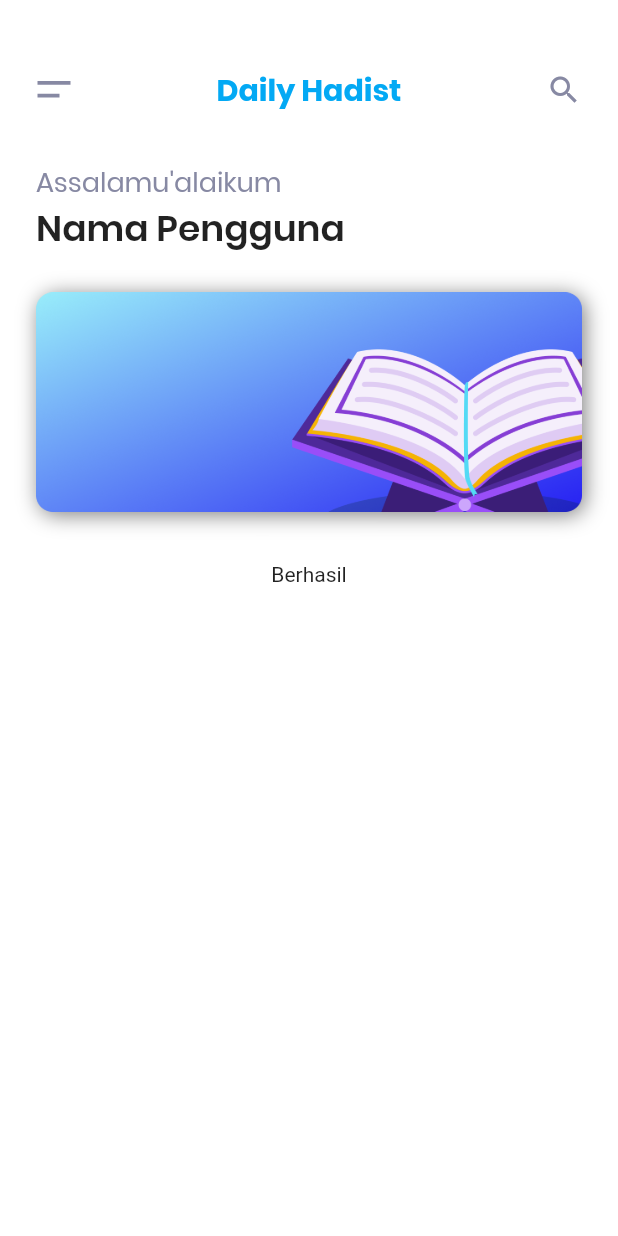
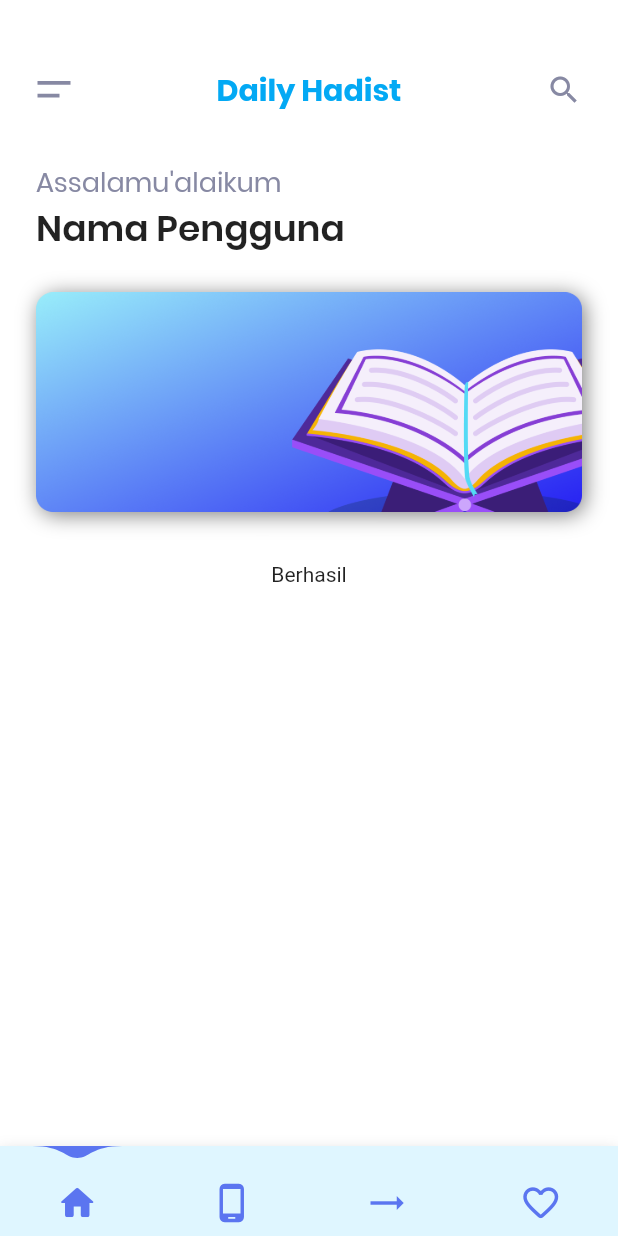
Before and after one commit to krisnachy/project_hadits, a Flutter app: the screen it shows after launch, on a phone screen of 412 x 824 dp. Run offline on Flutter 3.47's test engine with Material 2 defaults, Android fonts, the phone set to English and light mode, and no system bars; drawn by our look-alikes of simple_shadow, water_drop_nav_bar; our stand-ins replace flutter_svg, lottie; missing offline and left inert: dart:ffi.

Commit message:
update layout

```diff
--- a/lib/utils/color_helper.dart
+++ b/lib/utils/color_helper.dart
@@ -2,5 +2,8 @@ import 'package:flutter/material.dart';
 
 class ColorHelper {
   static const mainColor = Color.fromRGBO(223, 246, 255, 1);
+  static const secondaryColor = Color(0xff79DAE8);
+  static const thirdColor = Color(0xff0AA1DD);
+  static const mainDark = Color(0xff2155CD);
   static const greyColor = Color(0xff8789A3);
 }
--- /dev/null
+++ b/lib/utils/navbar.dart
@@ -0,0 +1,83 @@
+import 'package:flutter/material.dart';
+import 'package:project_hadith/utils/color_helper.dart';
+import 'package:project_hadith/view/pages/home/home_page.dart';
+import 'package:water_drop_nav_bar/water_drop_nav_bar.dart';
+
+class BottomNavigation extends StatefulWidget {
+  BottomNavigation({Key? key}) : super(key: key);
+
+  @override
+  State<BottomNavigation> createState() => _BottomNavigationState();
+}
+
+class _BottomNavigationState extends State<BottomNavigation> {
+  final Color navBarColor = ColorHelper.mainColor;
+  int selectedIndex = 0;
+  late PageController pageController;
+
+  @override
+  void initState() {
+    super.initState();
+    pageController = PageController(initialPage: selectedIndex);
+  }
+
+  @override
+  Widget build(BuildContext context) {
+    return Scaffold(
+      body: PageView(
+        physics: const NeverScrollableScrollPhysics(),
+        controller: pageController,
+        children: [
+          HomePage(),
+          Container(
+            alignment: Alignment.center,
+            child: Text("Page 2"),
+          ),
+          Container(
+            alignment: Alignment.center,
+            child: Text("Page 3"),
+          ),
+          Container(
+            alignment: Alignment.center,
+            child: Text("Page 4"),
+          ),
+        ],
+      ),
+      bottomNavigationBar: DecoratedBox(
+        decoration: BoxDecoration(boxShadow: [
+          BoxShadow(
+              color: Colors.black.withOpacity(0.2),
+              offset: Offset(0, 4),
+              blurRadius: 8.0)
+        ]),
+        child: WaterDropNavBar(
+            backgroundColor: navBarColor,
+            barItems: <BarItem>[
+              BarItem(
+                filledIcon: Icons.home_rounded,
+                outlinedIcon: Icons.home_outlined,
+              ),
+              BarItem(
+                  filledIcon: Icons.phone_android_rounded,
+                  outlinedIcon: Icons.phone_android_outlined),
+              BarItem(
+                filledIcon: Icons.trending_flat_rounded,
+                outlinedIcon: Icons.trending_flat_outlined,
+              ),
+              BarItem(
+                  filledIcon: Icons.favorite_rounded,
+                  outlinedIcon: Icons.favorite_border_rounded),
+            ],
+            selectedIndex: selectedIndex,
+            onItemSelected: (int index) {
+              setState(() {
+                selectedIndex = index;
+              });
+              pageController.animateToPage(selectedIndex,
+                  duration: const Duration(milliseconds: 400),
+                  curve: Curves.easeOutQuad);
+            }),
+      ),
+    );
+  }
+}
--- a/lib/view/splashscreen/splashscreen.dart
+++ b/lib/view/splashscreen/splashscreen.dart
@@ -3,6 +3,7 @@ import 'dart:async';
 import 'package:lottie/lottie.dart';
 import 'package:project_hadith/constant/sdp.dart';
 import 'package:project_hadith/utils/color_helper.dart';
+import 'package:project_hadith/utils/navbar.dart';
 
 import 'package:project_hadith/view/pages/home/home_page.dart';
 
@@ -36,7 +37,7 @@ class _SplashScreenState extends State<SplashScreen> {
 
   void navigationPage() {
     Navigator.pushReplacement(context,
-        MaterialPageRoute(builder: (BuildContext context) => HomePage()));
+        MaterialPageRoute(builder: (BuildContext context) => BottomNavigation()));
   }
 
   @override
@@ -72,9 +73,9 @@ class _SplashScreenState extends State<SplashScreen> {
                               alignment: Alignment.center,
                               child: Lottie.asset('assets/splashscreen.json')),
                           Positioned(
-                            bottom: -25,
+                            bottom: -17,
                             child: Container(
-                              height: SDP.sdp(50),
+                              height: SDP.sdp(30),
                               width: SDP.sdp(155),
                               child: ClipRRect(
                                 borderRadius: BorderRadius.all(
```
Also changed, not shown: assets/navbar/ic_fourth.svg (added), assets/navbar/ic_fourth_outlined.svg (added), assets/navbar/ic_home.svg (added), assets/navbar/ic_home_outlined.svg (added), assets/navbar/ic_save.svg (added), assets/navbar/ic_save_outlined.svg (added), assets/navbar/ic_second.svg (added), assets/navbar/ic_second_outlined.svg (added), assets/navbar/ic_third.svg (added), assets/navbar/ic_third_oulined.svg (added), 1 other file.
